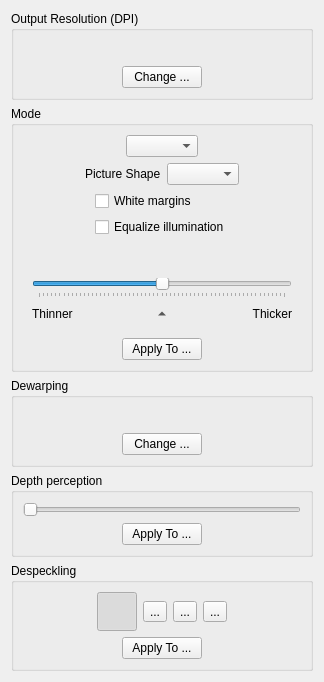
Above: filters/output/ui/OutputOptionsWidget.ui from ImageProcessing-ElectronicPublications/scantailor-deviant before the change. Below: the same form after it.
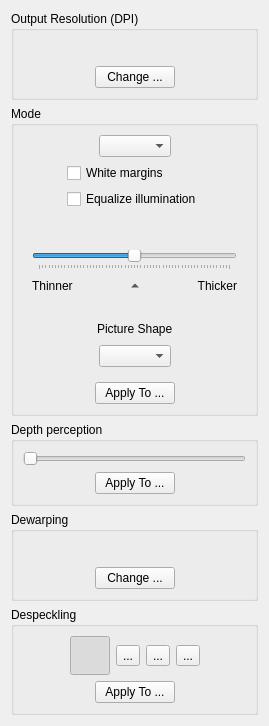
That is the form after the change. Icons and pictures are not drawn.

Commit message: PICT: change picture shape options and turn on visibility setting

Diff of the .ui file:
```diff
--- a/filters/output/ui/OutputOptionsWidget.ui
+++ b/filters/output/ui/OutputOptionsWidget.ui
@@ -6,14 +6,14 @@
    <rect>
     <x>0</x>
     <y>0</y>
-    <width>324</width>
-    <height>661</height>
+    <width>269</width>
+    <height>721</height>
    </rect>
   </property>
   <property name="windowTitle">
    <string>Form</string>
   </property>
-  <layout class="QVBoxLayout" name="verticalLayout_6">
+  <layout class="QVBoxLayout" name="verticalLayout_9">
    <item>
     <widget class="QGroupBox" name="dpiPanel">
      <property name="title">
@@ -108,7 +108,7 @@
      <property name="checkable">
       <bool>false</bool>
      </property>
-     <layout class="QVBoxLayout" name="verticalLayout_4">
+     <layout class="QVBoxLayout" name="verticalLayout_6">
       <item>
        <layout class="QHBoxLayout" name="horizontalLayout_2">
         <item>
@@ -142,47 +142,6 @@
         </item>
        </layout>
       </item>
-      <item>
-       <layout class="QHBoxLayout" name="pictureShapeOptions">
-        <item>
-         <spacer name="horizontalSpacer_23">
-          <property name="orientation">
-           <enum>Qt::Horizontal</enum>
-          </property>
-          <property name="sizeHint" stdset="0">
-           <size>
-            <width>40</width>
-            <height>20</height>
-           </size>
-          </property>
-         </spacer>
-        </item>
-        <item>
-         <widget class="QLabel" name="label">
-          <property name="text">
-           <string>Picture Shape</string>
-          </property>
-         </widget>
-        </item>
-        <item>
-         <widget class="QComboBox" name="pictureShapeSelector">
-         </widget>
-        </item>
-        <item>
-         <spacer name="horizontalSpacer_24">
-          <property name="orientation">
-           <enum>Qt::Horizontal</enum>
-          </property>
-          <property name="sizeHint" stdset="0">
-           <size>
-            <width>40</width>
-            <height>20</height>
-           </size>
-          </property>
-         </spacer>
-        </item>
-       </layout>
-      </item>
       <item>
        <widget class="QWidget" name="colorGrayscaleOptions" native="true">
         <layout class="QHBoxLayout" name="horizontalLayout_6">
@@ -356,6 +315,82 @@
         </layout>
        </widget>
       </item>
+      <item>
+       <widget class="QWidget" name="pictureShapeOptions" native="true">
+        <layout class="QVBoxLayout" name="verticalLayout_4">
+         <item>
+          <layout class="QHBoxLayout" name="horizontalLayout_14">
+           <item>
+            <spacer name="horizontalSpacer_25">
+             <property name="orientation">
+              <enum>Qt::Horizontal</enum>
+             </property>
+             <property name="sizeHint" stdset="0">
+              <size>
+               <width>40</width>
+               <height>20</height>
+              </size>
+             </property>
+            </spacer>
+           </item>
+           <item>
+            <widget class="QLabel" name="label">
+             <property name="text">
+              <string>Picture Shape</string>
+             </property>
+            </widget>
+           </item>
+           <item>
+            <spacer name="horizontalSpacer_26">
+             <property name="orientation">
+              <enum>Qt::Horizontal</enum>
+             </property>
+             <property name="sizeHint" stdset="0">
+              <size>
+               <width>40</width>
+               <height>20</height>
+              </size>
+             </property>
+            </spacer>
+           </item>
+          </layout>
+         </item>
+         <item>
+          <layout class="QHBoxLayout" name="horizontalLayout_13">
+           <item>
+            <spacer name="horizontalSpacer_23">
+             <property name="orientation">
+              <enum>Qt::Horizontal</enum>
+             </property>
+             <property name="sizeHint" stdset="0">
+              <size>
+               <width>40</width>
+               <height>20</height>
+              </size>
+             </property>
+            </spacer>
+           </item>
+           <item>
+            <widget class="QComboBox" name="pictureShapeSelector"/>
+           </item>
+           <item>
+            <spacer name="horizontalSpacer_24">
+             <property name="orientation">
+              <enum>Qt::Horizontal</enum>
+             </property>
+             <property name="sizeHint" stdset="0">
+              <size>
+               <width>40</width>
+               <height>20</height>
+              </size>
+             </property>
+            </spacer>
+           </item>
+          </layout>
+         </item>
+        </layout>
+       </widget>
+      </item>
       <item>
        <layout class="QHBoxLayout" name="horizontalLayout_5">
         <item>
@@ -396,89 +431,6 @@
      </layout>
     </widget>
    </item>
-   <item>
-    <widget class="QGroupBox" name="dewarpingPanel">
-     <property name="title">
-      <string>Dewarping</string>
-     </property>
-     <layout class="QVBoxLayout" name="verticalLayout_7">
-      <item>
-       <layout class="QHBoxLayout" name="horizontalLayout_11">
-        <item>
-         <spacer name="horizontalSpacer_19">
-          <property name="orientation">
-           <enum>Qt::Horizontal</enum>
-          </property>
-          <property name="sizeHint" stdset="0">
-           <size>
-            <width>0</width>
-            <height>20</height>
-           </size>
-          </property>
-         </spacer>
-        </item>
-        <item>
-         <widget class="QLabel" name="dewarpingStatusLabel">
-          <property name="text">
-           <string/>
-          </property>
-         </widget>
-        </item>
-        <item>
-         <spacer name="horizontalSpacer_20">
-          <property name="orientation">
-           <enum>Qt::Horizontal</enum>
-          </property>
-          <property name="sizeHint" stdset="0">
-           <size>
-            <width>0</width>
-            <height>20</height>
-           </size>
-          </property>
-         </spacer>
-        </item>
-       </layout>
-      </item>
-      <item>
-       <layout class="QHBoxLayout" name="horizontalLayout_8">
-        <item>
-         <spacer name="horizontalSpacer_17">
-          <property name="orientation">
-           <enum>Qt::Horizontal</enum>
-          </property>
-          <property name="sizeHint" stdset="0">
-           <size>
-            <width>40</width>
-            <height>20</height>
-           </size>
-          </property>
-         </spacer>
-        </item>
-        <item>
-         <widget class="QPushButton" name="changeDewarpingButton">
-          <property name="text">
-           <string>Change ...</string>
-          </property>
-         </widget>
-        </item>
-        <item>
-         <spacer name="horizontalSpacer_18">
-          <property name="orientation">
-           <enum>Qt::Horizontal</enum>
-          </property>
-          <property name="sizeHint" stdset="0">
-           <size>
-            <width>40</width>
-            <height>20</height>
-           </size>
-          </property>
-         </spacer>
-        </item>
-       </layout>
-      </item>
-     </layout>
-    </widget>
-   </item>
    <item>
     <widget class="QGroupBox" name="depthPerceptionPanel">
      <property name="title">
@@ -544,6 +496,89 @@
      </layout>
     </widget>
    </item>
+   <item>
+    <widget class="QGroupBox" name="dewarpingPanel">
+     <property name="title">
+      <string>Dewarping</string>
+     </property>
+     <layout class="QVBoxLayout" name="verticalLayout_7">
+      <item>
+       <layout class="QHBoxLayout" name="horizontalLayout_11">
+        <item>
+         <spacer name="horizontalSpacer_19">
+          <property name="orientation">
+           <enum>Qt::Horizontal</enum>
+          </property>
+          <property name="sizeHint" stdset="0">
+           <size>
+            <width>0</width>
+            <height>20</height>
+           </size>
+          </property>
+         </spacer>
+        </item>
+        <item>
+         <widget class="QLabel" name="dewarpingStatusLabel">
+          <property name="text">
+           <string/>
+          </property>
+         </widget>
+        </item>
+        <item>
+         <spacer name="horizontalSpacer_20">
+          <property name="orientation">
+           <enum>Qt::Horizontal</enum>
+          </property>
+          <property name="sizeHint" stdset="0">
+           <size>
+            <width>0</width>
+            <height>20</height>
+           </size>
+          </property>
+         </spacer>
+        </item>
+       </layout>
+      </item>
+      <item>
+       <layout class="QHBoxLayout" name="horizontalLayout_8">
+        <item>
+         <spacer name="horizontalSpacer_17">
+          <property name="orientation">
+           <enum>Qt::Horizontal</enum>
+          </property>
+          <property name="sizeHint" stdset="0">
+           <size>
+            <width>40</width>
+            <height>20</height>
+           </size>
+          </property>
+         </spacer>
+        </item>
+        <item>
+         <widget class="QPushButton" name="changeDewarpingButton">
+          <property name="text">
+           <string>Change ...</string>
+          </property>
+         </widget>
+        </item>
+        <item>
+         <spacer name="horizontalSpacer_18">
+          <property name="orientation">
+           <enum>Qt::Horizontal</enum>
+          </property>
+          <property name="sizeHint" stdset="0">
+           <size>
+            <width>40</width>
+            <height>20</height>
+           </size>
+          </property>
+         </spacer>
+        </item>
+       </layout>
+      </item>
+     </layout>
+    </widget>
+   </item>
    <item>
     <widget class="QGroupBox" name="despecklePanel">
      <property name="title">
@@ -723,22 +758,22 @@
         </item>
        </layout>
       </item>
-      <item>
-       <spacer name="verticalSpacer">
-        <property name="orientation">
-         <enum>Qt::Vertical</enum>
-        </property>
-        <property name="sizeHint" stdset="0">
-         <size>
-          <width>20</width>
-          <height>40</height>
-         </size>
-        </property>
-       </spacer>
-      </item>
      </layout>
     </widget>
    </item>
+   <item>
+    <spacer name="verticalSpacer">
+     <property name="orientation">
+      <enum>Qt::Vertical</enum>
+     </property>
+     <property name="sizeHint" stdset="0">
+      <size>
+       <width>20</width>
+       <height>131</height>
+      </size>
+     </property>
+    </spacer>
+   </item>
   </layout>
  </widget>
  <resources>
```
The commit also changes 1 other file.
